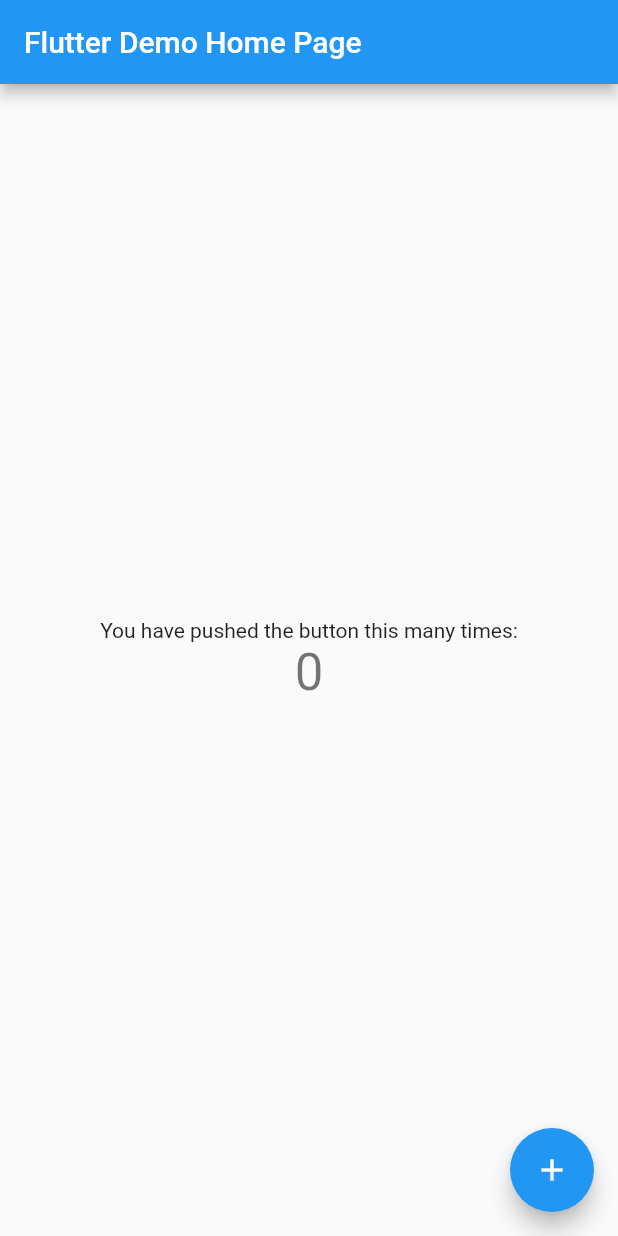
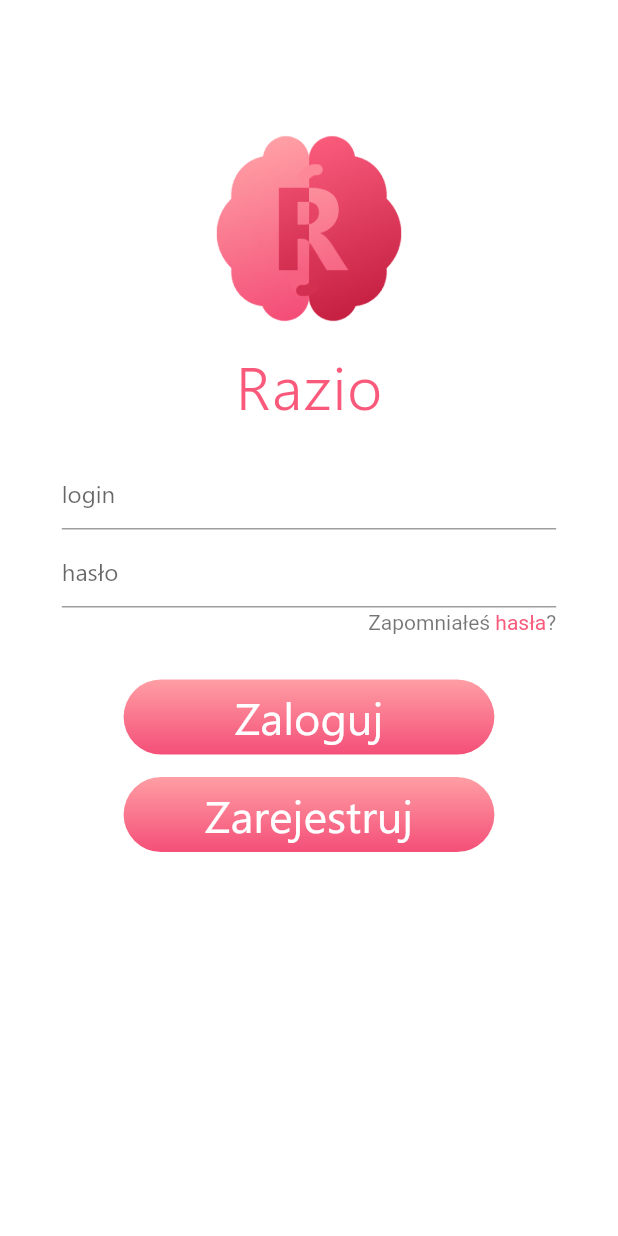
Before and after one commit to krzygrzywygrzy/Razio, a Flutter app: the screen it shows after launch, on a phone screen of 412 x 824 dp. Run offline on Flutter 3.47's test engine with Material 2 defaults, Android fonts, the phone set to English and light mode, and no system bars.

Commit message:
forms done

```diff
--- /dev/null
+++ b/lib/components/button.dart
@@ -0,0 +1,39 @@
+import 'package:flutter/material.dart';
+
+class Button extends StatelessWidget {
+  final String label;
+  final Function toDo;
+  Button({@required this.label, this.toDo});
+
+  @override
+  Widget build(BuildContext context) {
+    return GestureDetector(
+      onTap: toDo,
+      child: Container(
+        width: MediaQuery.of(context).size.width * 0.6,
+        padding: EdgeInsets.all(5),
+        decoration: BoxDecoration(
+          borderRadius: BorderRadius.all(Radius.circular(45)),
+          gradient: LinearGradient(
+            begin: Alignment.topCenter,
+            end: Alignment.bottomCenter,
+            colors: [
+              Color(0xffff9ea4),
+              Color(0xfff44f78),
+            ],
+          ),
+        ),
+        child: Align(
+          alignment: Alignment.center,
+          child: Text(
+            label,
+            style: TextStyle(
+              color: Colors.white,
+              fontSize: 30,
+            ),
+          ),
+        ),
+      ),
+    );
+  }
+}
--- /dev/null
+++ b/lib/components/input_field.dart
@@ -0,0 +1,23 @@
+import 'package:flutter/material.dart';
+
+class InputField extends StatelessWidget {
+  InputField({this.obscure, this.hint});
+  final bool obscure;
+  final String hint;
+
+  @override
+  Widget build(BuildContext context) {
+    return Container(
+      width: MediaQuery.of(context).size.width * 0.8,
+      padding: EdgeInsets.symmetric(vertical: 2),
+      child: TextField(
+        autofocus: false,
+        cursorColor: Theme.of(context).primaryColor,
+        obscureText: obscure,
+        decoration: InputDecoration(
+          hintText: hint,
+        ),
+      ),
+    );
+  }
+}
--- a/lib/main.dart
+++ b/lib/main.dart
@@ -1,117 +1,29 @@
 import 'package:flutter/material.dart';
+import 'package:mental_health/views/dashbord.dart';
+import 'package:mental_health/views/log_in_page.dart';
+import 'package:mental_health/views/register_page.dart';
 
 void main() {
   runApp(MyApp());
 }
 
 class MyApp extends StatelessWidget {
-  // This widget is the root of your application.
   @override
   Widget build(BuildContext context) {
     return MaterialApp(
-      title: 'Flutter Demo',
+      debugShowCheckedModeBanner: false,
+      title: 'Mental Health',
       theme: ThemeData(
-        // This is the theme of your application.
-        //
-        // Try running your application with "flutter run". You'll see the
-        // application has a blue toolbar. Then, without quitting the app, try
-        // changing the primarySwatch below to Colors.green and then invoke
-        // "hot reload" (press "r" in the console where you ran "flutter run",
-        // or simply save your changes to "hot reload" in a Flutter IDE).
-        // Notice that the counter didn't reset back to zero; the application
-        // is not restarted.
-        primarySwatch: Colors.blue,
-        // This makes the visual density adapt to the platform that you run
-        // the app on. For desktop platforms, the controls will be smaller and
-        // closer together (more dense) than on mobile platforms.
+        primaryColor: Color(0xfff95a7b),
+        fontFamily: "Segoe UI",
         visualDensity: VisualDensity.adaptivePlatformDensity,
       ),
-      home: MyHomePage(title: 'Flutter Demo Home Page'),
+      routes: {
+        '/': (context) => LogInPage(),
+        '/dashbord': (context) => Dashbord(),
+        '/register': (context) => RegisterPage(),
+      },
+      initialRoute: '/',
     );
   }
 }
-
-class MyHomePage extends StatefulWidget {
-  MyHomePage({Key key, this.title}) : super(key: key);
-
-  // This widget is the home page of your application. It is stateful, meaning
-  // that it has a State object (defined below) that contains fields that affect
-  // how it looks.
-
-  // This class is the configuration for the state. It holds the values (in this
-  // case the title) provided by the parent (in this case the App widget) and
-  // used by the build method of the State. Fields in a Widget subclass are
-  // always marked "final".
-
-  final String title;
-
-  @override
-  _MyHomePageState createState() => _MyHomePageState();
-}
-
-class _MyHomePageState extends State<MyHomePage> {
-  int _counter = 0;
-
-  void _incrementCounter() {
-    setState(() {
-      // This call to setState tells the Flutter framework that something has
-      // changed in this State, which causes it to rerun the build method below
-      // so that the display can reflect the updated values. If we changed
-      // _counter without calling setState(), then the build method would not be
-      // called again, and so nothing would appear to happen.
-      _counter++;
-    });
-  }
-
-  @override
-  Widget build(BuildContext context) {
-    // This method is rerun every time setState is called, for instance as done
-    // by the _incrementCounter method above.
-    //
-    // The Flutter framework has been optimized to make rerunning build methods
-    // fast, so that you can just rebuild anything that needs updating rather
-    // than having to individually change instances of widgets.
-    return Scaffold(
-      appBar: AppBar(
-        // Here we take the value from the MyHomePage object that was created by
-        // the App.build method, and use it to set our appbar title.
-        title: Text(widget.title),
-      ),
-      body: Center(
-        // Center is a layout widget. It takes a single child and positions it
-        // in the middle of the parent.
-        child: Column(
-          // Column is also a layout widget. It takes a list of children and
-          // arranges them vertically. By default, it sizes itself to fit its
-          // children horizontally, and tries to be as tall as its parent.
-          //
-          // Invoke "debug painting" (press "p" in the console, choose the
-          // "Toggle Debug Paint" action from the Flutter Inspector in Android
-          // Studio, or the "Toggle Debug Paint" command in Visual Studio Code)
-          // to see the wireframe for each widget.
-          //
-          // Column has various properties to control how it sizes itself and
-          // how it positions its children. Here we use mainAxisAlignment to
-          // center the children vertically; the main axis here is the vertical
-          // axis because Columns are vertical (the cross axis would be
-          // horizontal).
-          mainAxisAlignment: MainAxisAlignment.center,
-          children: <Widget>[
-            Text(
-              'You have pushed the button this many times:',
-            ),
-            Text(
-              '$_counter',
-              style: Theme.of(context).textTheme.headline4,
-            ),
-          ],
-        ),
-      ),
-      floatingActionButton: FloatingActionButton(
-        onPressed: _incrementCounter,
-        tooltip: 'Increment',
-        child: Icon(Icons.add),
-      ), // This trailing comma makes auto-formatting nicer for build methods.
-    );
-  }
-}
--- /dev/null
+++ b/lib/views/log_in_page.dart
@@ -0,0 +1,107 @@
+import 'package:flutter/material.dart';
+import 'package:mental_health/components/button.dart';
+import 'package:mental_health/components/input_field.dart';
+
+class LogInPage extends StatefulWidget {
+  LogInPage({Key key}) : super(key: key);
+
+  @override
+  _LogInPageState createState() => _LogInPageState();
+}
+
+class _LogInPageState extends State<LogInPage> {
+  @override
+  Widget build(BuildContext context) {
+    return Scaffold(
+      backgroundColor: Colors.white,
+      body: Stack(
+        children: [
+          Positioned(
+            top: 80,
+            left: 0,
+            right: 0,
+            child: Container(
+                width: MediaQuery.of(context).size.width * 0.8,
+                child: Column(
+                  crossAxisAlignment: CrossAxisAlignment.center,
+                  children: [
+                    Hero(
+                      tag: "logo",
+                      child: Image.asset(
+                        "lib/assets/logo.png",
+                        width: 150,
+                        height: 150,
+                      ),
+                    ),
+                    Text(
+                      "Razio",
+                      style: TextStyle(
+                          letterSpacing: 1,
+                          fontSize: 40,
+                          color: Theme.of(context).primaryColor,
+                          fontWeight: FontWeight.w300),
+                    ),
+                    SizedBox(
+                      height: 20,
+                    ),
+                    InputField(
+                      obscure: false,
+                      hint: "login",
+                    ),
+                    InputField(
+                      obscure: true,
+                      hint: "hasło",
+                    ),
+                    //
+                    //Zapomniałeś hasła?
+                    //
+                    Container(
+                      width: MediaQuery.of(context).size.width * 0.8,
+                      child: Align(
+                        alignment: Alignment.centerRight,
+                        child: GestureDetector(
+                          onTap: () {},
+                          child: RichText(
+                            text: TextSpan(
+                              text: "Zapomniałeś ",
+                              style: TextStyle(color: Colors.black54),
+                              children: <TextSpan>[
+                                TextSpan(
+                                    text: "hasła",
+                                    style: TextStyle(
+                                        color: Theme.of(context).primaryColor)),
+                                TextSpan(
+                                    text: "?",
+                                    style: TextStyle(color: Colors.black54)),
+                              ],
+                            ),
+                          ),
+                        ),
+                      ),
+                    ),
+                    SizedBox(
+                      height: 30,
+                    ),
+                    Button(
+                      label: "Zaloguj",
+                      toDo: () {
+                        Navigator.pushNamed(context, '/dashbord');
+                      },
+                    ),
+                    SizedBox(
+                      height: 15,
+                    ),
+                    Button(
+                      label: "Zarejestruj",
+                      toDo: () {
+                        Navigator.pushNamed(context, '/register');
+                      },
+                    ),
+                  ],
+                )),
+          ),
+        ],
+      ),
+    );
+  }
+}
```
Also changed, not shown: lib/views/dashbord.dart (added, +27 -0 lines), lib/views/register_page.dart (added, +92 -0 lines), pubspec.yaml (+16 -55 lines), lib/assets/logo.png (added), lib/const.dart (added), lib/fonts/segoeui.ttf (added), lib/fonts/segoeuib.ttf (added), lib/fonts/segoeuii.ttf (added), lib/fonts/segoeuisl.ttf (added).
